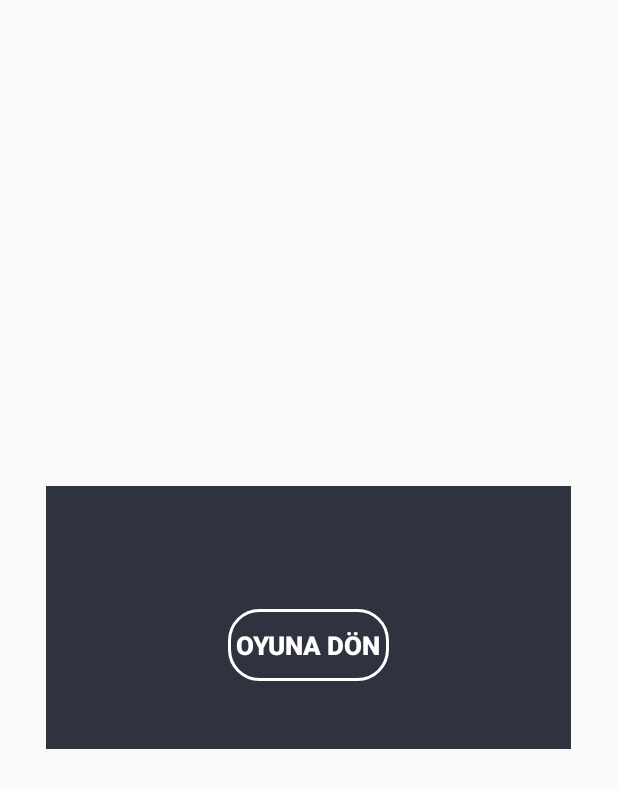
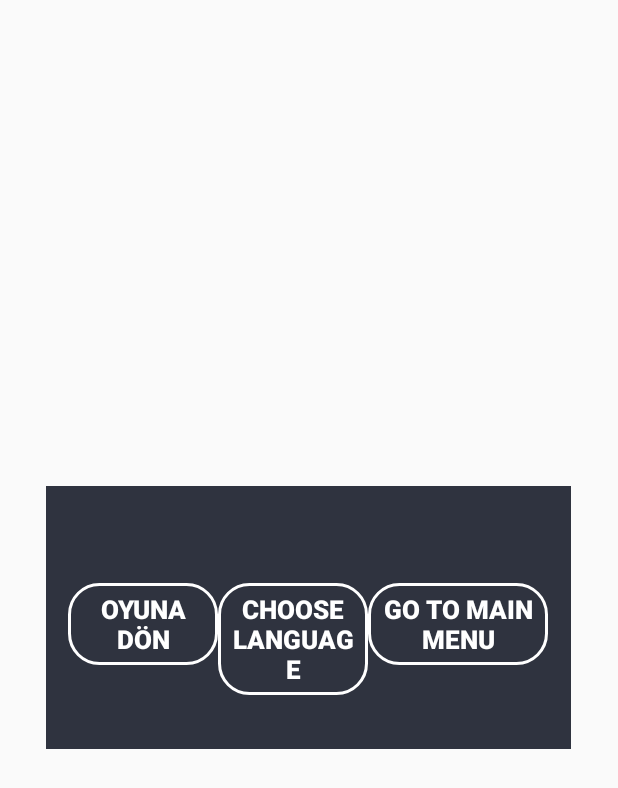
Before and after one commit to hrnoguz27/FastType, an Android app: the layout skordialog.xml on its own in the app's theme, with its tools: preview values and no code run, on a phone screen of 412 x 824 dp. Shown: the top 788 px of the screen. Run offline under Robolectric (Android 15) with nearby library versions, the phone set to English and light mode, and no system bars; Roboto replaces fonts that are not available here.

Commit message:
something change

```diff
--- a/app/src/main/AndroidManifest.xml
+++ b/app/src/main/AndroidManifest.xml
@@ -9,6 +9,7 @@
         android:roundIcon="@mipmap/app_icon"
         android:supportsRtl="true"
         android:theme="@style/AppTheme">
+
         <activity android:name=".StartPage"
             android:theme="@style/Theme.AppCompat.Light.NoActionBar">
             <intent-filter>
@@ -32,5 +33,5 @@
             android:name="preloaded_fonts"
             android:resource="@array/preloaded_fonts" />
     </application>
-
+    <uses-permission android:name="android.permission.INTERNET"/>
 </manifest>
--- /dev/null
+++ b/app/src/main/res/drawable/gradientbackground2.xml
@@ -0,0 +1,6 @@
+<?xml version="1.0" encoding="utf-8"?>
+<shape xmlns:android="http://schemas.android.com/apk/res/android">
+    <gradient android:angle="45"
+        android:startColor="@color/startorange"
+        android:endColor="@color/endorange"/>
+</shape>
--- a/app/src/main/res/layout/skordialog.xml
+++ b/app/src/main/res/layout/skordialog.xml
@@ -26,9 +26,12 @@
             android:textSize="17dp"
             android:textStyle="bold"
             android:id="@+id/acktext"/>
-
+<LinearLayout
+    android:layout_width="match_parent"
+    android:layout_height="wrap_content"
+    android:gravity="center">
     <Button
-            android:layout_width="wrap_content"
+        android:layout_width="100dp"
         android:layout_height="wrap_content"
         android:layout_marginTop="17dp"
         android:text="Oyuna Dön"
@@ -41,6 +44,39 @@
         android:background="@drawable/buttonstyle"
         android:gravity="center"
         android:textSize="17dp"/>
+
+    <Button
+        android:layout_width="100dp"
+        android:layout_height="wrap_content"
+        android:layout_marginTop="17dp"
+        android:text="Choose Language"
+        android:textAlignment="center"
+        android:padding="5dp"
+        android:textStyle="bold"
+        android:textColor="@color/white"
+        android:id="@+id/restart2"
+        android:layout_gravity="center_horizontal"
+        android:background="@drawable/buttonstyle"
+        android:gravity="center"
+        android:textSize="17dp"/>
+    <Button
+    android:layout_width="120dp"
+    android:layout_height="wrap_content"
+    android:layout_marginTop="17dp"
+    android:text="Go to Maın Menu"
+    android:textAlignment="center"
+    android:padding="5dp"
+    android:textStyle="bold"
+    android:textColor="@color/white"
+    android:id="@+id/restart3"
+    android:layout_gravity="center_horizontal"
+    android:background="@drawable/buttonstyle"
+    android:gravity="center"
+    android:textSize="17dp"/>
+
+
+</LinearLayout>
+
     </LinearLayout>
 
 
--- a/app/src/main/res/values/colors.xml
+++ b/app/src/main/res/values/colors.xml
@@ -17,6 +17,9 @@
     <color name="graylight">#fafafa</color>
     <color name="startblue">#09c6df</color>
     <color name="endblue">#0bcce6</color>
+    <color name="startorange">#FF9415 </color>
+    <color name="endorange">#FFC709</color>
+
 
 
 
```
Also changed, not shown: app/src/main/java/com/harun/fasttype/MainActivity.java (+26 -5 lines), app/src/main/java/com/harun/fasttype/RecyclerViewAdapter.java (+10 -6 lines), app/src/main/java/com/harun/fasttype/StartPage.java (+13 -5 lines), app/src/main/res/drawable/ic_play_circle_outline_black_24dp.xml (added, +9 -0 lines), app/src/main/res/drawable/ic_public_black_24dp.xml (added, +9 -0 lines), app/src/main/res/layout/activity_start_page.xml (+78 -12 lines). Lines whose indentation alone changed are shown as unchanged.
